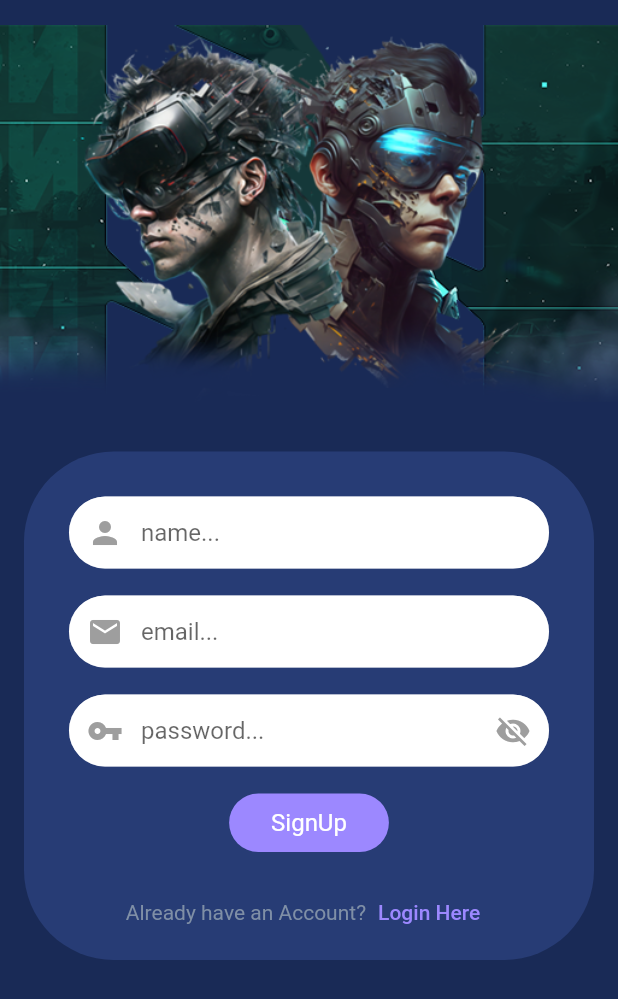
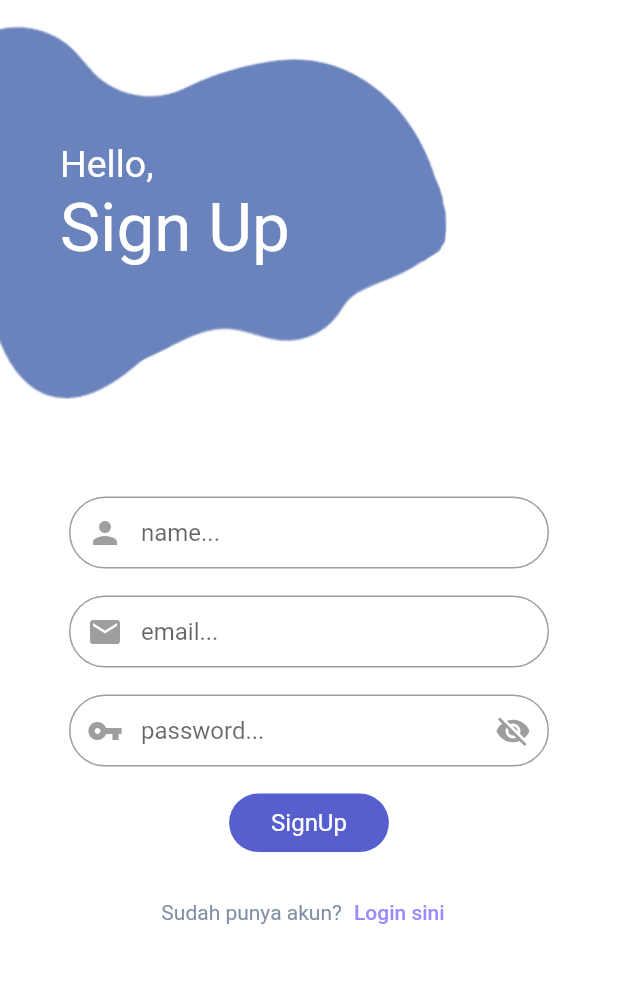
Before and after one commit to syahlan1/MobileAppStore, a Flutter app: the SignUpScreen screen opened directly, on a phone screen of 412 x 824 dp. Shown: the top 999 px of the screen. Run offline on Flutter 3.47's test engine with Material 2 defaults, Android fonts, the phone set to English and light mode, and no system bars; our stand-ins replace flutter_rating_bar, fluttertoast, font_awesome_flutter, get, image_picker, shared_preferences; accounts and stored records are empty.

Commit message:
admin login & signup screen ui

```diff
--- a/lib/users/authentication/signup_screen.dart
+++ b/lib/users/authentication/signup_screen.dart
@@ -91,7 +91,7 @@ class _SignUpScreenState extends State<SignUpScreen> {
   @override
   Widget build(BuildContext context) {
     return Scaffold(
-      backgroundColor: Color(0xff192a56),
+      backgroundColor: Color(0xffffffff),
       body: LayoutBuilder(builder: (context, cons) {
         return ConstrainedBox(
           constraints: BoxConstraints(
@@ -101,22 +101,49 @@ class _SignUpScreenState extends State<SignUpScreen> {
             child: Column(
               children: [
                 //SignUp screen header
-                SizedBox(
+                Stack(
+                  children: [
+                    Container(
+                      child: SizedBox(
                         width: MediaQuery.of(context).size.width,
                         height: 285,
-                  child: Image.asset("images/register.png"),
+                        child: Image.asset("images/bannersignup.png"),
+                      ),
+                    ),
+                    Container(
+                      padding: EdgeInsets.fromLTRB(40, 95, 0, 0),
+                      child: Column(
+                        children: [
+                          Text(
+                            "Hello,",
+                            style: TextStyle(
+                              fontSize: 25,
+                              color: Colors.white,
+                            ),
+                          ),
+                        ],
+                      ),
+                    ),
+                    Container(
+                      padding: EdgeInsets.fromLTRB(40, 125, 0, 0),
+                      child: Column(
+                        children: [
+                          Text(
+                            "Sign Up",
+                            style: TextStyle(
+                              fontSize: 45,
+                              color: Colors.white,
+                            ),
+                          ),
+                        ],
+                      ),
+                    ),
+                  ],
                 ),
 
                 //SignUp screen header
                 Padding(
                   padding: const EdgeInsets.all(16.0),
-                  child: Container(
-                    decoration: const BoxDecoration(
-                      color: Color(0xff273c75),
-                      borderRadius: BorderRadius.all(
-                        Radius.circular(60),
-                      ),
-                    ),
                   child: Padding(
                     padding: const EdgeInsets.fromLTRB(30, 30, 30, 8),
                     child: Column(
@@ -140,23 +167,21 @@ class _SignUpScreenState extends State<SignUpScreen> {
                                   hintText: "name...",
                                   border: OutlineInputBorder(
                                     borderRadius: BorderRadius.circular(30),
-                                      borderSide:
-                                          BorderSide(color: Colors.white60),
+                                    borderSide: BorderSide(color: Colors.grey),
                                   ),
                                   enabledBorder: OutlineInputBorder(
                                     borderRadius: BorderRadius.circular(30),
-                                      borderSide:
-                                          BorderSide(color: Colors.white60),
+                                    borderSide: BorderSide(color: Colors.grey),
                                   ),
                                   focusedBorder: OutlineInputBorder(
                                     borderRadius: BorderRadius.circular(30),
-                                      borderSide:
-                                          BorderSide(color: Colors.white60),
+                                    borderSide: BorderSide(
+                                      color: Color(0xff575fcf),
+                                    ),
                                   ),
                                   disabledBorder: OutlineInputBorder(
                                     borderRadius: BorderRadius.circular(30),
-                                      borderSide:
-                                          BorderSide(color: Colors.white60),
+                                    borderSide: BorderSide(color: Colors.grey),
                                   ),
                                   contentPadding: const EdgeInsets.symmetric(
                                     horizontal: 14,
@@ -183,23 +208,21 @@ class _SignUpScreenState extends State<SignUpScreen> {
                                   hintText: "email...",
                                   border: OutlineInputBorder(
                                     borderRadius: BorderRadius.circular(30),
-                                      borderSide:
-                                          BorderSide(color: Colors.white60),
+                                    borderSide: BorderSide(color: Colors.grey),
                                   ),
                                   enabledBorder: OutlineInputBorder(
                                     borderRadius: BorderRadius.circular(30),
-                                      borderSide:
-                                          BorderSide(color: Colors.white60),
+                                    borderSide: BorderSide(color: Colors.grey),
                                   ),
                                   focusedBorder: OutlineInputBorder(
                                     borderRadius: BorderRadius.circular(30),
-                                      borderSide:
-                                          BorderSide(color: Colors.white60),
+                                    borderSide: BorderSide(
+                                      color: Color(0xff575fcf),
+                                    ),
                                   ),
                                   disabledBorder: OutlineInputBorder(
                                     borderRadius: BorderRadius.circular(30),
-                                      borderSide:
-                                          BorderSide(color: Colors.white60),
+                                    borderSide: BorderSide(color: Colors.grey),
                                   ),
                                   contentPadding: const EdgeInsets.symmetric(
                                     horizontal: 14,
@@ -230,8 +253,7 @@ class _SignUpScreenState extends State<SignUpScreen> {
                                     suffixIcon: Obx(
                                       () => GestureDetector(
                                         onTap: () {
-                                            isObsecure.value =
-                                                !isObsecure.value;
+                                          isObsecure.value = !isObsecure.value;
                                         },
                                         child: Icon(
                                           isObsecure.value
@@ -245,25 +267,25 @@ class _SignUpScreenState extends State<SignUpScreen> {
                                     border: OutlineInputBorder(
                                       borderRadius: BorderRadius.circular(30),
                                       borderSide:
-                                            BorderSide(color: Colors.white60),
+                                          BorderSide(color: Colors.grey),
                                     ),
                                     enabledBorder: OutlineInputBorder(
                                       borderRadius: BorderRadius.circular(30),
                                       borderSide:
-                                            BorderSide(color: Colors.white60),
+                                          BorderSide(color: Colors.grey),
                                     ),
                                     focusedBorder: OutlineInputBorder(
                                       borderRadius: BorderRadius.circular(30),
-                                        borderSide:
-                                            BorderSide(color: Colors.white60),
+                                      borderSide: BorderSide(
+                                        color: Color(0xff575fcf),
+                                      ),
                                     ),
                                     disabledBorder: OutlineInputBorder(
                                       borderRadius: BorderRadius.circular(30),
                                       borderSide:
-                                            BorderSide(color: Colors.white60),
+                                          BorderSide(color: Colors.grey),
                                     ),
-                                      contentPadding:
-                                          const EdgeInsets.symmetric(
+                                    contentPadding: const EdgeInsets.symmetric(
                                       horizontal: 14,
                                       vertical: 6,
                                     ),
@@ -279,7 +301,7 @@ class _SignUpScreenState extends State<SignUpScreen> {
 
                               //button
                               Material(
-                                  color: Color(0xff9c88ff),
+                                color: Color(0xff575fcf),
                                 borderRadius: BorderRadius.circular(30),
                                 child: InkWell(
                                   onTap: () {
@@ -315,7 +337,7 @@ class _SignUpScreenState extends State<SignUpScreen> {
                           mainAxisAlignment: MainAxisAlignment.center,
                           children: [
                             const Text(
-                                "Already have an Account?",
+                              "Sudah punya akun?",
                               style: TextStyle(color: Color(0xff7f8fa6)),
                             ),
                             TextButton(
@@ -323,14 +345,13 @@ class _SignUpScreenState extends State<SignUpScreen> {
                                 Get.to(LoginScreen());
                               },
                               child: const Text(
-                                  "Login Here",
+                                "Login sini",
                                 style: TextStyle(color: Color(0xff9c88ff)),
                               ),
                             ),
                           ],
                         ),
                       ],
-                      ),
                     ),
                   ),
                 ),
```
Also changed, not shown: lib/admin/admin_login.dart (+42 -36 lines), images/bannersignup.png (added). Lines whose indentation alone changed are shown as unchanged.
